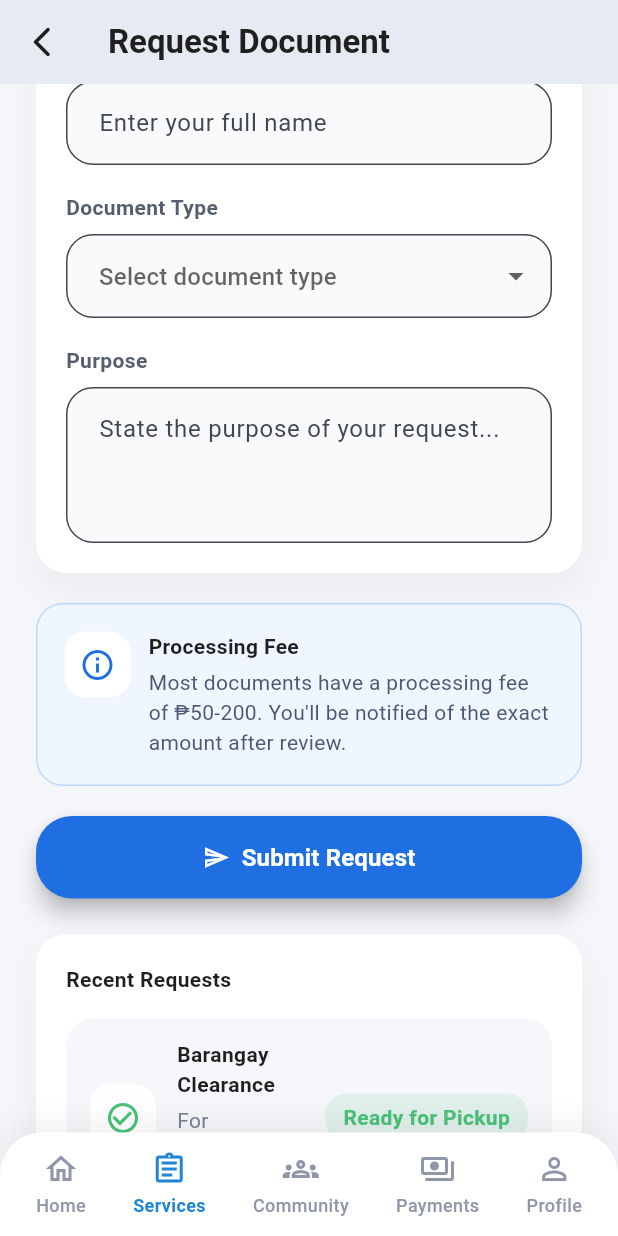
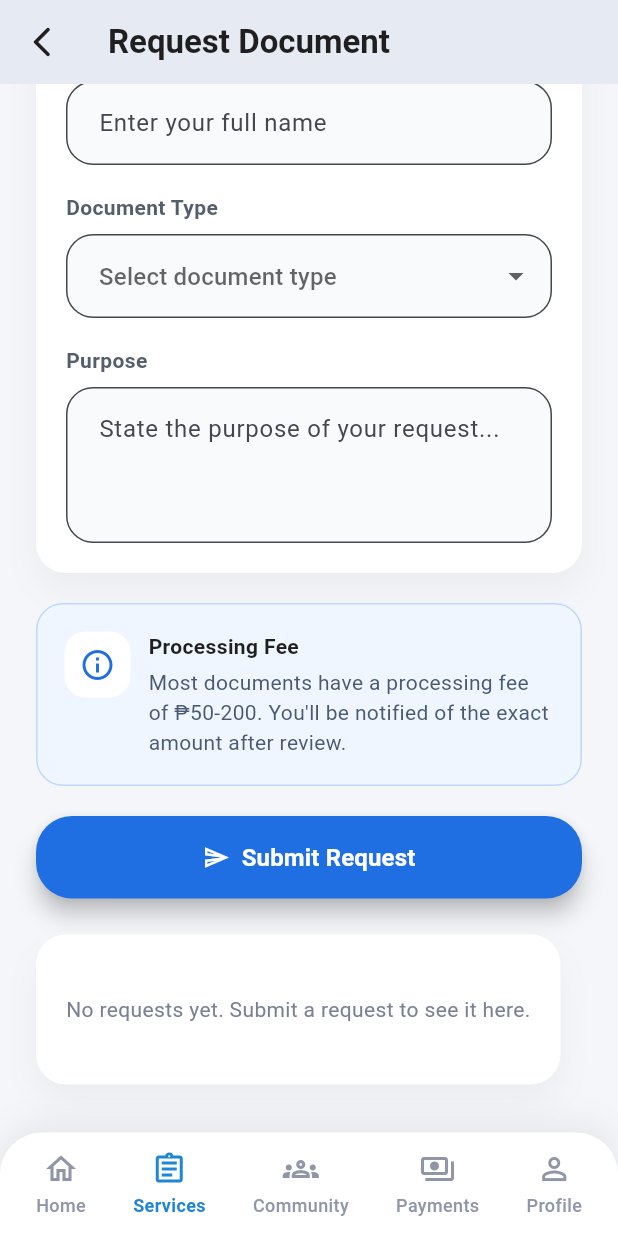
Before and after one commit to eori1/bayankonek, a Flutter app: the RequestDocumentPage screen opened directly, scrolled down 274 dp, on a phone screen of 412 x 824 dp. Run offline on Flutter 3.47's test engine with Material 3 defaults, Android fonts, the phone set to English and light mode, and no system bars; our stand-ins replace cloud_firestore, firebase_auth, firebase_core; accounts and stored records are empty.

Commit message:
Add cloud_firestore dependency and implement request submission functionality
- Integrated cloud_firestore for managing document requests.
- Added request submission logic in RequestDocumentPage, including validation and Firestore interaction.
- Updated RecentRequests widget to display user-specific requests.
- Modified UI components for better user experience during submission.

```diff
--- a/lib/screens/request_document_page.dart
+++ b/lib/screens/request_document_page.dart
@@ -1,3 +1,5 @@
+import 'package:cloud_firestore/cloud_firestore.dart';
+import 'package:firebase_auth/firebase_auth.dart';
 import 'package:flutter/material.dart';
 
 import '../widgets/app_bottom_nav.dart';
@@ -19,6 +21,8 @@ class _RequestDocumentPageState extends State<RequestDocumentPage> {
     'Residency Certificate',
   ];
   String? _selectedDoc;
+  final FirebaseFirestore _firestore = FirebaseFirestore.instance;
+  bool _isSubmitting = false;
 
   @override
   void dispose() {
@@ -36,8 +40,59 @@ class _RequestDocumentPageState extends State<RequestDocumentPage> {
     return '#DOC-${now.year}-$sequence';
   }
 
+  Future<void> _submitRequest() async {
+    final name = _nameController.text.trim();
+    final purpose = _purposeController.text.trim();
+
+    if (name.isEmpty || purpose.isEmpty || _selectedDoc == null) {
+      ScaffoldMessenger.of(context).showSnackBar(
+        const SnackBar(
+          content: Text('Please complete all fields before submitting.'),
+          behavior: SnackBarBehavior.floating,
+        ),
+      );
+      return;
+    }
+
+    setState(() => _isSubmitting = true);
+    final requestId = _generateRequestId();
+    final userId = FirebaseAuth.instance.currentUser?.uid;
+
+    try {
+      await _firestore.collection('requests').doc(requestId).set({
+        'requestId': requestId,
+        'fullName': name,
+        'documentType': _selectedDoc,
+        'purpose': purpose,
+        'status': 'submitted',
+        'submittedAt': FieldValue.serverTimestamp(),
+        if (userId != null) 'userId': userId,
+      });
+
+      if (!mounted) return;
+      Navigator.of(context).push(
+        MaterialPageRoute(
+          builder: (_) => RequestSubmittedPage(requestId: requestId),
+        ),
+      );
+    } catch (e) {
+      if (!mounted) return;
+      ScaffoldMessenger.of(context).showSnackBar(
+        SnackBar(
+          content: Text('Failed to submit request: $e'),
+          behavior: SnackBarBehavior.floating,
+        ),
+      );
+    } finally {
+      if (mounted) {
+        setState(() => _isSubmitting = false);
+      }
+    }
+  }
+
   @override
   Widget build(BuildContext context) {
+    final currentUserId = FirebaseAuth.instance.currentUser?.uid;
     return Scaffold(
       backgroundColor: const Color(0xFFF5F6FA),
       appBar: AppBar(
@@ -76,7 +131,7 @@ class _RequestDocumentPageState extends State<RequestDocumentPage> {
               const SizedBox(height: 20),
               SizedBox(
                 width: double.infinity,
-                child: ElevatedButton.icon(
+                child: ElevatedButton(
                   style: ElevatedButton.styleFrom(
                     backgroundColor: const Color(0xFF1F6FE3),
                     padding: const EdgeInsets.symmetric(vertical: 16),
@@ -85,17 +140,24 @@ class _RequestDocumentPageState extends State<RequestDocumentPage> {
                     ),
                     elevation: 6,
                   ),
-                  onPressed: () {
-                    final requestId = _generateRequestId();
-                    Navigator.of(context).push(
-                      MaterialPageRoute(
-                        builder: (_) =>
-                            RequestSubmittedPage(requestId: requestId),
+                  onPressed: _isSubmitting ? null : _submitRequest,
+                  child: _isSubmitting
+                      ? const SizedBox(
+                          width: 22,
+                          height: 22,
+                          child: CircularProgressIndicator(
+                            strokeWidth: 2.2,
+                            valueColor: AlwaysStoppedAnimation<Color>(
+                              Colors.white,
                             ),
-                    );
-                  },
-                  icon: const Icon(Icons.send_outlined, color: Colors.white),
-                  label: const Text(
+                          ),
+                        )
+                      : Row(
+                          mainAxisAlignment: MainAxisAlignment.center,
+                          children: const [
+                            Icon(Icons.send_outlined, color: Colors.white),
+                            SizedBox(width: 8),
+                            Text(
                               'Submit Request',
                               style: TextStyle(
                                 fontSize: 16,
@@ -103,10 +165,12 @@ class _RequestDocumentPageState extends State<RequestDocumentPage> {
                                 color: Colors.white,
                               ),
                             ),
+                          ],
+                        ),
                 ),
               ),
               const SizedBox(height: 24),
-              const _RecentRequests(),
+              _RecentRequests(userId: currentUserId),
             ],
           ),
         ),
@@ -379,7 +443,60 @@ class _ProcessingFeeCard extends StatelessWidget {
 }
 
 class _RecentRequests extends StatelessWidget {
-  const _RecentRequests();
+  const _RecentRequests({required this.userId});
+
+  final String? userId;
+
+  Query<Map<String, dynamic>> _baseQuery() {
+    Query<Map<String, dynamic>> query = FirebaseFirestore.instance
+        .collection('requests')
+        .orderBy('submittedAt', descending: true)
+        .limit(5);
+    if (userId != null) {
+      query = query.where('userId', isEqualTo: userId);
+    }
+    return query;
+  }
+
+  Color _statusColor(String status) {
+    switch (status.toLowerCase()) {
+      case 'ready':
+      case 'ready for pickup':
+        return const Color(0xFF49C178);
+      case 'processing':
+        return const Color(0xFFE5B546);
+      default:
+        return const Color(0xFF9AA3B9);
+    }
+  }
+
+  String _statusLabel(String status) {
+    switch (status.toLowerCase()) {
+      case 'ready':
+        return 'Ready for Pickup';
+      case 'processing':
+        return 'Processing';
+      default:
+        return 'Submitted';
+    }
+  }
+
+  String _timeAgo(DateTime date) {
+    final diff = DateTime.now().difference(date);
+    if (diff.inDays >= 7) {
+      final weeks = (diff.inDays / 7).floor();
+      return weeks == 1 ? '1 week ago' : '$weeks weeks ago';
+    } else if (diff.inDays >= 1) {
+      return diff.inDays == 1 ? '1 day ago' : '${diff.inDays} days ago';
+    } else if (diff.inHours >= 1) {
+      return diff.inHours == 1 ? '1 hour ago' : '${diff.inHours} hours ago';
+    } else if (diff.inMinutes >= 1) {
+      return diff.inMinutes == 1
+          ? '1 minute ago'
+          : '${diff.inMinutes} minutes ago';
+    }
+    return 'Just now';
+  }
 
   @override
   Widget build(BuildContext context) {
@@ -396,33 +513,65 @@ class _RecentRequests extends StatelessWidget {
           ),
         ],
       ),
-      child: Column(
+      child: StreamBuilder<QuerySnapshot<Map<String, dynamic>>>(
+        stream: _baseQuery().snapshots(),
+        builder: (context, snapshot) {
+          if (snapshot.connectionState == ConnectionState.waiting) {
+            return const Padding(
+              padding: EdgeInsets.symmetric(vertical: 20),
+              child: Center(child: CircularProgressIndicator()),
+            );
+          }
+
+          if (snapshot.hasError) {
+            return const Padding(
+              padding: EdgeInsets.symmetric(vertical: 20),
+              child: Text('Unable to load requests right now.'),
+            );
+          }
+
+          final docs = snapshot.data?.docs ?? [];
+          if (docs.isEmpty) {
+            return const Padding(
+              padding: EdgeInsets.symmetric(vertical: 20),
+              child: Text(
+                'No requests yet. Submit a request to see it here.',
+                style: TextStyle(color: Color(0xFF7A8193)),
+              ),
+            );
+          }
+
+          return Column(
             crossAxisAlignment: CrossAxisAlignment.start,
-        children: const [
-          Text(
+            children: [
+              const Text(
                 'Recent Requests',
                 style: TextStyle(
                   fontWeight: FontWeight.w700,
                   color: Color(0xFF1F1F1F),
                 ),
               ),
-          SizedBox(height: 16),
-          _RecentRequestTile(
-            title: 'Barangay Clearance',
-            subtitle: 'For employment · 2 days ago',
-            status: 'Ready for Pickup',
-            statusColor: Color(0xFF49C178),
-            icon: Icons.check_circle_outline,
+              const SizedBox(height: 16),
+              ...docs.map((doc) {
+                final data = doc.data();
+                final status = (data['status'] ?? 'submitted').toString();
+                final Timestamp? ts = data['submittedAt'] as Timestamp?;
+                final submittedAt = ts?.toDate() ?? DateTime.now();
+                final purposeText = (data['purpose'] ?? 'No details')
+                    .toString();
+                return Padding(
+                  padding: const EdgeInsets.only(bottom: 12),
+                  child: _RecentRequestTile(
+                    title: (data['documentType'] ?? 'Document').toString(),
+                    subtitle: '$purposeText · ${_timeAgo(submittedAt)}',
+                    status: _statusLabel(status),
+                    statusColor: _statusColor(status),
                   ),
-          SizedBox(height: 12),
-          _RecentRequestTile(
-            title: 'Business Permit',
-            subtitle: 'For sari-sari store · 1 week ago',
-            status: 'Processing',
-            statusColor: Color(0xFFE5B546),
-            icon: Icons.timelapse,
-          ),
+                );
+              }),
             ],
+          );
+        },
       ),
     );
   }
@@ -434,14 +583,12 @@ class _RecentRequestTile extends StatelessWidget {
     required this.subtitle,
     required this.status,
     required this.statusColor,
-    required this.icon,
   });
 
   final String title;
   final String subtitle;
   final String status;
   final Color statusColor;
-  final IconData icon;
 
   @override
   Widget build(BuildContext context) {
@@ -459,7 +606,7 @@ class _RecentRequestTile extends StatelessWidget {
               color: Colors.white,
               borderRadius: BorderRadius.circular(14),
             ),
-            child: Icon(icon, color: statusColor),
+            child: Icon(Icons.description_outlined, color: statusColor),
           ),
           const SizedBox(width: 14),
           Expanded(
--- a/lib/screens/verify_code_page.dart
+++ b/lib/screens/verify_code_page.dart
@@ -428,9 +428,9 @@ class _OtpUnderlineField extends StatelessWidget {
   Widget build(BuildContext context) {
     return SizedBox(
       width: 40,
-      child: RawKeyboardListener(
+      child: KeyboardListener(
         focusNode: FocusNode(skipTraversal: true),
-        onKey: (event) {
+        onKeyEvent: (event) {
           if (event is KeyDownEvent &&
               event.logicalKey == LogicalKeyboardKey.backspace &&
               controller.text.isEmpty) {
--- a/pubspec.yaml
+++ b/pubspec.yaml
@@ -36,6 +36,7 @@ dependencies:
   cupertino_icons: ^1.0.8
   firebase_core: ^4.2.1
   firebase_auth: ^6.1.2
+  cloud_firestore: ^6.1.0
 
 dev_dependencies:
   flutter_test:
```
Also changed, not shown: pubspec.lock, 3 other files. Lines whose indentation alone changed are shown as unchanged.
